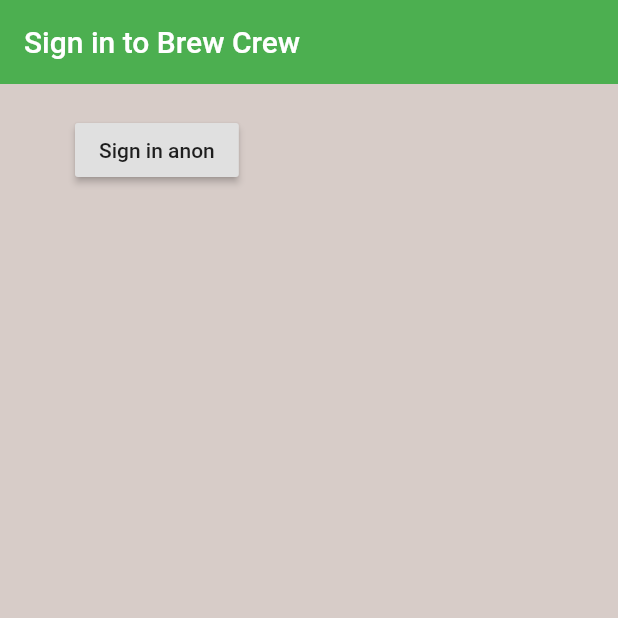
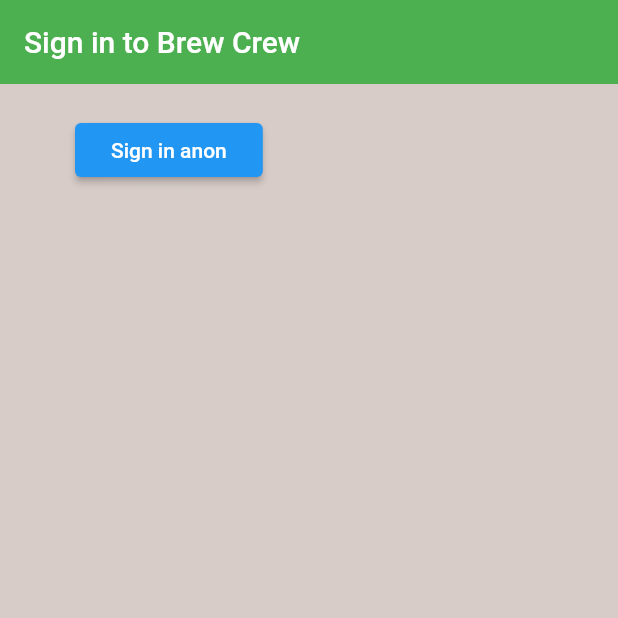
Before and after one commit to kiranparajuli589/flutter-firebase-brew, a Flutter app: the screen it shows after launch, on a phone screen of 412 x 824 dp, the top half of it. Run offline on Flutter 3.47's test engine with Material 2 defaults, Android fonts, the phone set to English and light mode, and no system bars; our stand-ins replace firebase_auth; accounts and stored records are empty.

Commit message:
Added font dir, used style.dart for button theme

```diff
--- a/lib/main.dart
+++ b/lib/main.dart
@@ -1,4 +1,5 @@
 import 'package:first_flutter_brew/models/user.dart';
+import 'package:first_flutter_brew/screens/style.dart';
 import 'package:first_flutter_brew/screens/wrapper.dart';
 import 'package:first_flutter_brew/services/auth.dart';
 import 'package:flutter/material.dart';
@@ -12,6 +13,7 @@ class MyApp extends StatelessWidget {
     return StreamProvider<User>.value(
       value: AuthService().user, // accessing user stream from auth service
       child: MaterialApp(
+        theme: appTheme(),
         home: Wrapper(),
       ),
     );
--- /dev/null
+++ b/lib/screens/style.dart
@@ -0,0 +1,7 @@
+import 'package:flutter/material.dart';
+
+final appTheme = () => ThemeData(
+      buttonTheme: ButtonThemeData(
+        textTheme: ButtonTextTheme.primary,
+      ),
+    );
```
Also changed, not shown: fonts/IndieFlower.ttf (added).
